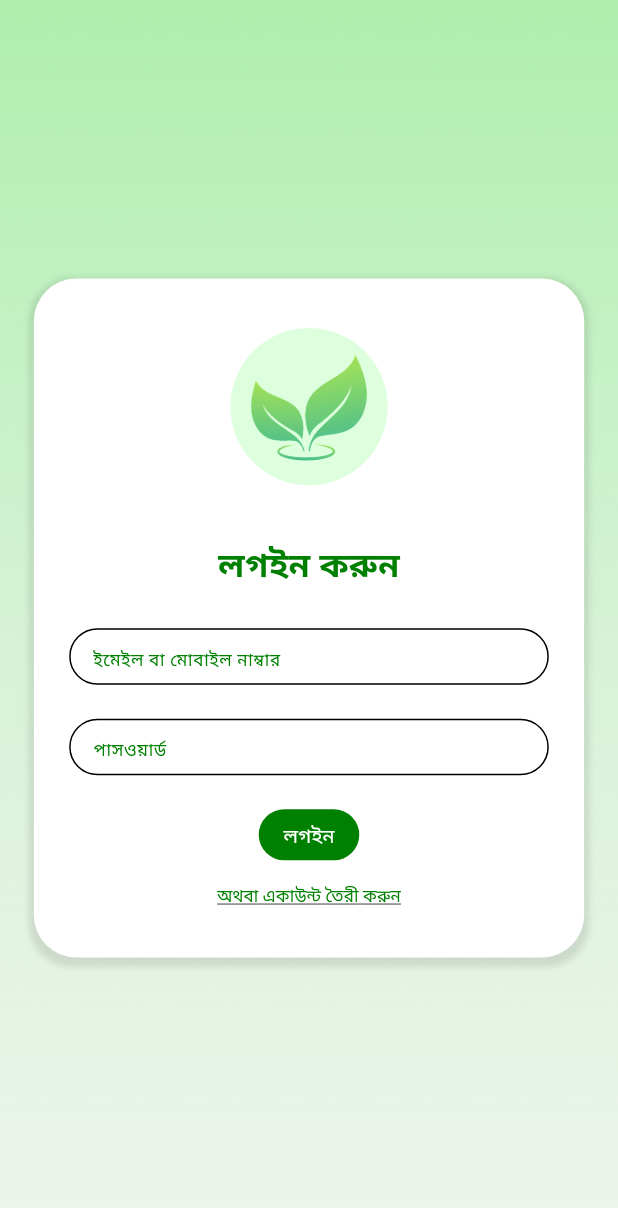
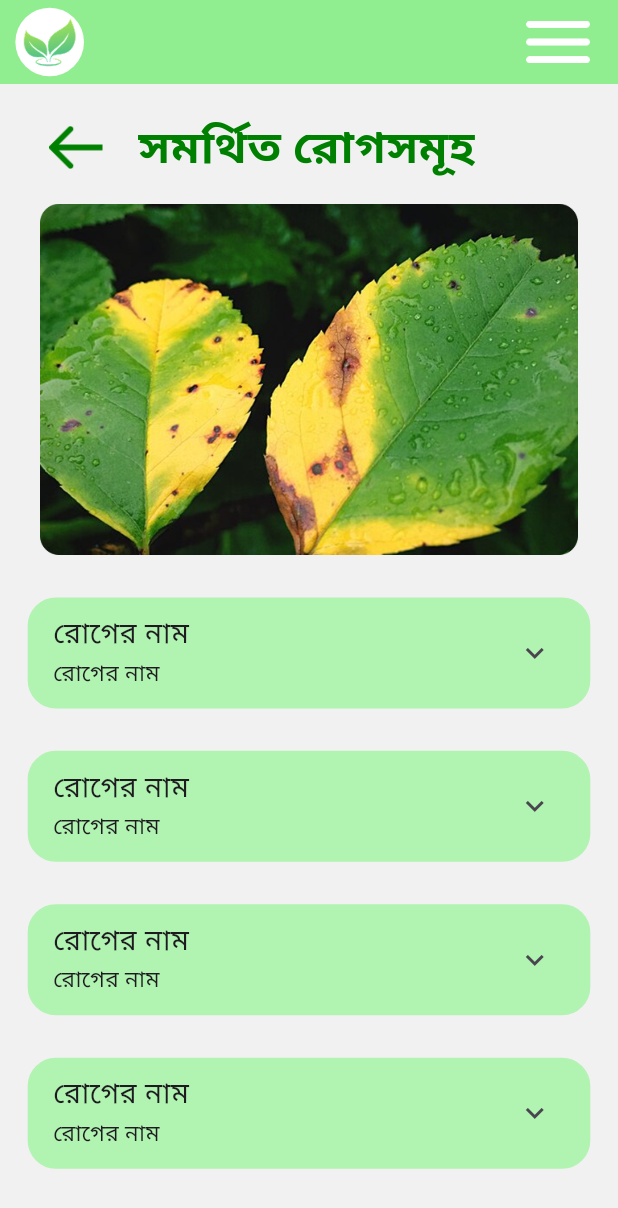
Before and after one commit to safridbhueyan/Mango_leaf_disease_detection_app, a Flutter app: the screen it shows after launch, on a phone screen of 412 x 824 dp. Shown: the top 1208 px of the screen. Run offline on Flutter 3.47's test engine with Material 3 defaults, Android fonts, the phone set to English and light mode, and no system bars; our stand-ins replace flutter_screenutil.

Commit message:
done fixes

```diff
--- a/lib/main.dart
+++ b/lib/main.dart
@@ -2,6 +2,7 @@ import 'package:flutter/material.dart';
 import 'package:flutter/services.dart';
 import 'package:flutter_screenutil/flutter_screenutil.dart';
 import 'package:mango_leaf_disease/view/aboutUs_screen.dart';
+import 'package:mango_leaf_disease/view/disease_screen.dart';
 import 'package:mango_leaf_disease/view/login_screen.dart';
 import 'package:mango_leaf_disease/view_model/demo.dart';
 import 'package:provider/provider.dart';
@@ -32,7 +33,8 @@ class MyApp extends StatelessWidget {
           return MaterialApp(
             debugShowCheckedModeBanner: false,
             title: 'Mango Leaf disease detector',
-            home: LoginScreen(),
+            home: DiseaseScreen(),
+            //  LoginScreen(),
 
             // AboutusScreen(),
             //  LoginScreen(),
--- /dev/null
+++ b/lib/model/symtoms_model.dart
@@ -0,0 +1,28 @@
+class SymtomsModel {
+  final String title;
+  final String subtitle;
+  final String discription;
+  final List<String> symtom;
+  final String cure;
+  final List<String> resistance;
+
+  SymtomsModel({
+    required this.title,
+    required this.subtitle,
+    required this.discription,
+    required this.symtom,
+    required this.cure,
+    required this.resistance,
+  });
+
+  factory SymtomsModel.fromJson(Map<String, dynamic> json) {
+    return SymtomsModel(
+      title: json['title'],
+      subtitle: json['subtitle'],
+      discription: json['discription'],
+      symtom: List<String>.from(json['symtom']),
+      cure: json['cure'],
+      resistance: List<String>.from(json['resistance']),
+    );
+  }
+}
--- a/lib/view/aboutUs_screen.dart
+++ b/lib/view/aboutUs_screen.dart
@@ -1,7 +1,5 @@
 import 'package:flutter/material.dart';
 import 'package:flutter_screenutil/flutter_screenutil.dart';
-import 'package:mango_leaf_disease/model/rogModel.dart';
-import 'package:mango_leaf_disease/utils/utils.dart';
 import 'package:mango_leaf_disease/view/widget/appbar.dart';
 
 class AboutusScreen extends StatelessWidget {
--- /dev/null
+++ b/lib/view/disease_screen.dart
@@ -0,0 +1,134 @@
+import 'package:flutter/material.dart';
+import 'package:flutter_screenutil/flutter_screenutil.dart';
+import 'package:mango_leaf_disease/view/widget/appbar.dart';
+
+class DiseaseScreen extends StatelessWidget {
+  const DiseaseScreen({super.key});
+
+  @override
+  Widget build(BuildContext context) {
+    return Scaffold(
+      backgroundColor: Color(0xffF1F1F1),
+      appBar: appbar(),
+      body: Column(
+        children: [
+          SizedBox(height: 21.h),
+          Padding(
+            padding: EdgeInsets.only(left: 32.w),
+            child: SizedBox(
+              child: Row(
+                mainAxisAlignment: MainAxisAlignment.start,
+                crossAxisAlignment: CrossAxisAlignment.center,
+                children: [
+                  GestureDetector(
+                    onTap: () {},
+                    child: GestureDetector(
+                      onTap: () {
+                        Navigator.pop(context);
+                      },
+                      child: Image.asset("assets/images/arro.png", width: 35.w),
+                    ),
+                  ),
+                  SizedBox(width: 23.w),
+                  Text(
+                    "সমর্থিত রোগসমূহ",
+                    style: TextStyle(
+                      fontSize: 32.sp,
+                      fontWeight: FontWeight.w700,
+                      color: Color(0xff008000),
+                    ),
+                  ),
+                ],
+              ),
+            ),
+          ),
+          SizedBox(height: 16.h),
+          Padding(
+            padding: EdgeInsets.only(left: 26.w, right: 26.w),
+            child: Image.asset("assets/images/lif.png"),
+          ),
+          SizedBox(height: 15.h),
+
+          Expanded(
+            child: ListView.builder(
+              itemCount: 4,
+              itemBuilder: (context, index) {
+                return Padding(
+                  padding: EdgeInsets.only(
+                    left: 18.w,
+                    right: 18.w,
+                    top: 15.h,
+                    bottom: 15.h,
+                  ),
+                  child: Container(
+                    decoration: BoxDecoration(
+                      color: const Color(0xffB1F3B1),
+                      borderRadius: BorderRadius.circular(20.r),
+                      border: Border.all(color: const Color(0xffB1F3B1)),
+                    ),
+                    child: Theme(
+                      data: Theme.of(
+                        context,
+                      ).copyWith(dividerColor: Colors.transparent),
+                      child: ExpansionTile(
+                        shape: RoundedRectangleBorder(
+                          borderRadius: BorderRadius.circular(20.r),
+                        ),
+                        collapsedShape: RoundedRectangleBorder(
+                          borderRadius: BorderRadius.circular(20.r),
+                        ),
+                        title: Text(
+                          "রোগের নাম",
+                          style: TextStyle(
+                            fontWeight: FontWeight.w400,
+                            fontSize: 20.sp,
+                          ),
+                        ),
+                        subtitle: Text(
+                          "রোগের নাম",
+                          style: TextStyle(
+                            fontWeight: FontWeight.w400,
+                            fontSize: 16.sp,
+                          ),
+                        ),
+                        children: [
+                          Container(
+                            width: double.infinity,
+                            padding: EdgeInsets.symmetric(horizontal: 16.w),
+                            decoration: BoxDecoration(
+                              color: Color(0xffB1F3B1),
+                              borderRadius: BorderRadius.vertical(
+                                bottom: Radius.circular(12.r),
+                              ),
+                            ),
+                            child: Column(
+                              crossAxisAlignment: CrossAxisAlignment.start,
+                              children: [
+                                Divider(color: Colors.black),
+                                Text(
+                                  "এই রোগটি পাতা হলুদ করে ফেলে এবং ফসলের গুণগতমান নষ্ট করে।",
+                                  style: TextStyle(fontSize: 16.sp),
+                                ),
+                                SizedBox(height: 12.h),
+                                Divider(color: Colors.black),
+                                SizedBox(height: 12.h),
+                                Text(
+                                  "চিকিৎসা: ছত্রাকনাশক ব্যবহার করুন এবং সংক্রমিত পাতা সরিয়ে ফেলুন।",
+                                  style: TextStyle(fontSize: 16.sp),
+                                ),
+                              ],
+                            ),
+                          ),
+                        ],
+                      ),
+                    ),
+                  ),
+                );
+              },
+            ),
+          ),
+        ],
+      ),
+    );
+  }
+}
--- a/lib/view/sign_up_screen.dart
+++ b/lib/view/sign_up_screen.dart
@@ -1,7 +1,6 @@
 import 'package:flutter/material.dart';
 import 'package:flutter_screenutil/flutter_screenutil.dart';
 import 'package:mango_leaf_disease/utils/utils.dart';
-import 'package:mango_leaf_disease/view/home_screen.dart';
 import 'package:mango_leaf_disease/view/login_screen.dart';
 import 'package:mango_leaf_disease/view/widget/inputdecoration.dart';
 
```
Also changed, not shown: lib/view_model/symtom_provider.dart (added).
